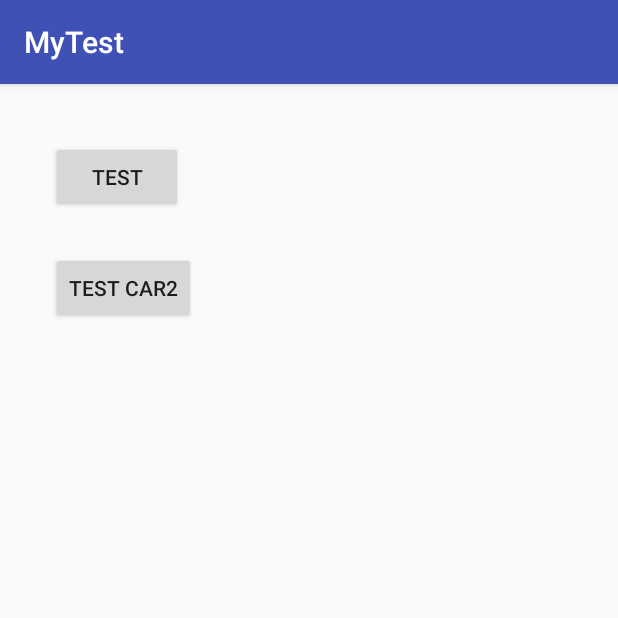
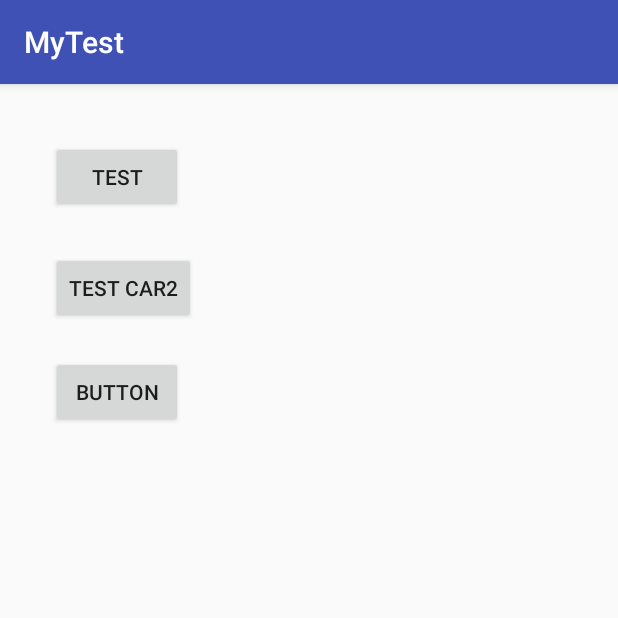
Before and after one commit to Bjelijah/MyTest, an Android app: the Dagger2Activity screen opened directly, with no data from a screen before it, on a phone screen of 412 x 824 dp, the top half of it. Run offline under Robolectric (Android 15) with nearby library versions, the phone set to English and light mode, and no system bars; our stand-ins replace ButterKnife, Dagger/Hilt's generated code, RxJava, data binding; libraries missing offline, so code that uses them is left out: com.squareup.leakcanary; 3 statements that could not run were skipped.

Commit message:
add dagger

```diff
--- a/app/src/main/java/com/example/dagger/AppComponent.java
+++ b/app/src/main/java/com/example/dagger/AppComponent.java
@@ -1,8 +1,7 @@
 package com.example.dagger;
 
-import com.example.dagger.api.ActivityComponent;
-import com.example.dagger.api.ActivityModule;
-import com.example.dagger.api.ApiModule;
+
+import com.example.dagger.sample1.ApiModule;
 import com.example.dagger.sample1.Car;
 import com.howell.mytest.APP;
 
--- a/app/src/main/java/com/example/dagger/api/ApiModule.java
+++ b/app/src/main/java/com/example/dagger/sample1/ApiModule.java
@@ -1,6 +1,4 @@
-package com.example.dagger.api;
-
-import com.example.dagger.sample1.Car;
+package com.example.dagger.sample1;
 
 import dagger.Module;
 import dagger.Provides;
--- a/app/src/main/java/com/example/dagger/sample1/Car.java
+++ b/app/src/main/java/com/example/dagger/sample1/Car.java
@@ -5,6 +5,7 @@ import android.util.Log;
 
 
 import javax.inject.Inject;
+import javax.inject.Named;
 
 /**
  * Created by Administrator on 2018/2/8.
@@ -15,14 +16,21 @@ public class Car {
     @Inject Seat seat;
     @Inject Wheel wheel;
 
+    private String flag;
 
+    @Inject
     public Car(){
         Log.i("123","~~~~~~~~~~~~new Car");
         DaggerCarComponent.create().inject(this);
     }
 
+    public Car(String str){
+        flag = str;
+    }
+
+
     public void print(){
-        Log.i("123",toString());
+        Log.i("123",toString()+"  hashcode="+this.hashCode());
     }
 
     @Override
@@ -31,6 +39,7 @@ public class Car {
                 "engine=" + engine +
                 ", seat=" + seat +
                 ", wheel=" + wheel +
+                ", flag=" + flag +
                 '}';
     }
 
--- a/app/src/main/java/com/example/dagger/sample1/CarComponent.java
+++ b/app/src/main/java/com/example/dagger/sample1/CarComponent.java
@@ -1,6 +1,7 @@
 package com.example.dagger.sample1;
 
 import dagger.Component;
+import dagger.Subcomponent;
 
 /**
  * Created by Administrator on 2018/2/8.
--- a/app/src/main/java/com/example/dagger/api/ActivityComponent.java
+++ b/app/src/main/java/com/example/dagger/sample2/ActivityComponent.java
@@ -1,4 +1,4 @@
-package com.example.dagger.api;
+package com.example.dagger.sample2;
 
 import com.howell.mytest.Dagger2Activity;
 
--- a/app/src/main/java/com/example/dagger/api/ActivityModule.java
+++ b/app/src/main/java/com/example/dagger/sample2/ActivityModule.java
@@ -1,8 +1,10 @@
-package com.example.dagger.api;
+package com.example.dagger.sample2;
 
 import android.content.Context;
 
 import com.example.dagger.sample1.Car;
+
+import javax.inject.Named;
 
 import dagger.Module;
 import dagger.Provides;
@@ -21,4 +23,17 @@ public class ActivityModule {
     Car provideCar(){
         return new Car();
     }
+
+    @Provides
+    @Named("car1")
+    Car provideCar1(){
+        return new Car("this car1");
+    }
+
+    @Provides
+    @Named("car2")
+    Car provideCar2(){
+        return new Car("this car2");
+    }
+
 }
--- a/app/src/main/java/com/example/viewmodel/dagger2/DaggerViewModel.java
+++ b/app/src/main/java/com/example/viewmodel/dagger2/DaggerViewModel.java
@@ -1,6 +1,7 @@
 package com.example.viewmodel.dagger2;
 
 import android.content.Context;
+import android.os.AsyncTask;
 import android.util.Log;
 
 import com.example.dagger.sample1.Car;
@@ -16,13 +17,23 @@ import io.reactivex.functions.Action;
 
 public class DaggerViewModel implements BaseViewModel {
     private Context mContext;
-    private Car mCar1;
-    private Car mCar2;
+    private Car mCar1,mCar2,mCar3,mCar4;
     public DaggerViewModel(Context c, Car car1,Car car2){
         mContext = c;
         mCar1 = car1;
         mCar2 = car2;
     }
+
+    public DaggerViewModel setMoreCar(Car... cars){
+        if (cars==null)return this;
+        if(cars[0]!=null) mCar3 = cars[0];
+        if(cars[1]!=null) mCar4 = cars[1];
+
+        return this;
+    }
+
+
+
 
     public Action onBtnClick(){
         return new Action() {
@@ -44,5 +55,17 @@ public class DaggerViewModel implements BaseViewModel {
         };
     }
 
+    public Action onBtnClick3(){
+        return new Action() {
+            @Override
+            public void run() throws Exception {
+                Log.i("123","on btn3 click");
+                mCar3.print();
+                mCar4.print();
+            }
+        };
+    }
+
+
 
 }
--- a/app/src/main/java/com/howell/mytest/APP.kt
+++ b/app/src/main/java/com/howell/mytest/APP.kt
@@ -5,7 +5,7 @@ import android.content.Context
 import com.example.dagger.AppComponent
 import com.example.dagger.AppModule
 import com.example.dagger.DaggerAppComponent
-import com.example.dagger.api.ApiModule
+
 import com.example.dagger.sample1.CarModel
 import com.example.viewmodel.BindHelper
 
--- a/app/src/main/java/com/howell/mytest/Dagger2Activity.java
+++ b/app/src/main/java/com/howell/mytest/Dagger2Activity.java
@@ -6,9 +6,10 @@ import android.support.v7.app.AppCompatActivity;
 import android.widget.Button;
 
 import com.example.dagger.DaggerAppComponent;
-import com.example.dagger.api.ActivityModule;
-import com.example.dagger.api.DaggerActivityComponent;
+
 import com.example.dagger.sample1.Car;
+import com.example.dagger.sample2.ActivityModule;
+import com.example.dagger.sample2.DaggerActivityComponent;
 import com.example.viewmodel.BaseViewModel;
 import com.example.viewmodel.dagger2.DaggerViewModel;
 
@@ -16,7 +17,7 @@ import com.example.viewmodel.dagger2.DaggerViewModel;
 import org.jetbrains.annotations.NotNull;
 
 import javax.inject.Inject;
-
+import javax.inject.Named;
 
 
 /**
@@ -31,17 +32,19 @@ public class Dagger2Activity extends BaseActivity {
     @Inject
     Car mCar2;
 
+    @Inject
+    @Named("car1")
+    Car mCar3;
+
+    @Inject
+    @Named("car2")
+    Car mCar4;
 
     @Override
     protected void onCreate(@org.jetbrains.annotations.Nullable Bundle savedInstanceState) {
         mCar = APP.Companion.get(this)
                 .getAppComponent()
                 .getCar();
-
-//        APP.Companion.get(this)
-//                .getAppComponent()
-//                .addSub(new ActivityModule(this))
-//                .inject(this);
 
         DaggerActivityComponent.builder()
                 .activityModule(new ActivityModule(this))
@@ -50,21 +53,12 @@ public class Dagger2Activity extends BaseActivity {
 
 
         super.onCreate(savedInstanceState);
-//        DaggerCarComponent.builder()
-//                .carModel(new CarModel())
-//                .build()
-//                .inject(mCar);
-//        DaggerCarComponent.create().inject(mCar);
-
-
-
-
     }
 
     @NotNull
     @Override
     public BaseViewModel createViewModel() {
-        return new DaggerViewModel(this,mCar,mCar2);
+        return new DaggerViewModel(this,mCar,mCar2).setMoreCar(new Car[]{mCar3,mCar4});
     }
 
     @Override
--- a/app/src/main/res/layout/activity_dagger.xml
+++ b/app/src/main/res/layout/activity_dagger.xml
@@ -35,6 +35,16 @@
             android:onClick="@{vm.onBtnClick2()}"
             android:text="Test Car2" />
 
+        <Button
+            android:id="@+id/btn_test3"
+            android:layout_width="wrap_content"
+            android:layout_height="wrap_content"
+            android:layout_alignStart="@+id/btn_test2"
+            android:layout_below="@+id/btn_test2"
+            android:layout_marginTop="21dp"
+            android:onClick="@{vm.onBtnClick3()}"
+            android:text="Button" />
+
 
     </RelativeLayout>
 
```
Also changed, not shown: app/src/main/java/com/example/dagger/sample1/CarModel.java (+5 -3 lines).
